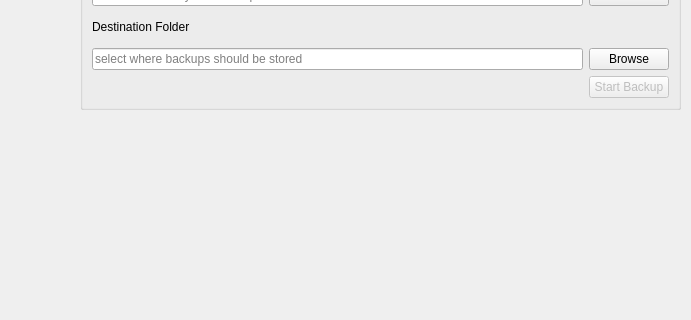
Old version of the form mainwindow.ui in the repository Anotidagd/cpp-qt-smart-backup-manager; both pictures show x 0 to 691 and y 191 to 511 of the 900 by 600 pixel window.
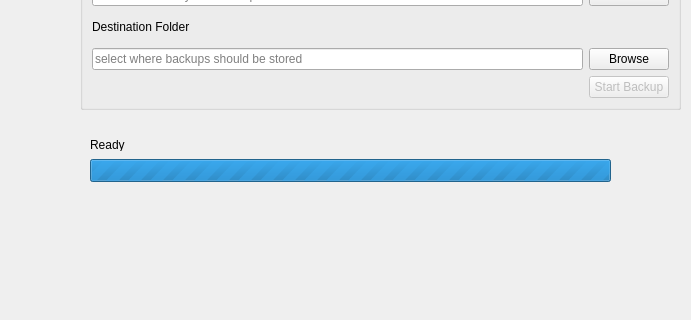
New version of the form.

Commit message: feat: add threaded backup processing with live progress

What changed in the file:
```diff
--- a/mainwindow.ui
+++ b/mainwindow.ui
@@ -119,6 +119,35 @@
      </item>
     </layout>
    </widget>
+   <widget class="QLabel" name="progressLabel">
+    <property name="geometry">
+     <rect>
+      <x>90</x>
+      <y>330</y>
+      <width>37</width>
+      <height>12</height>
+     </rect>
+    </property>
+    <property name="text">
+     <string>Ready</string>
+    </property>
+   </widget>
+   <widget class="QProgressBar" name="backupProgressBar">
+    <property name="geometry">
+     <rect>
+      <x>90</x>
+      <y>350</y>
+      <width>521</width>
+      <height>23</height>
+     </rect>
+    </property>
+    <property name="maximum">
+     <number>0</number>
+    </property>
+    <property name="value">
+     <number>0</number>
+    </property>
+   </widget>
   </widget>
   <widget class="QMenuBar" name="menubar">
    <property name="geometry">
```
The commit also changes 26 other files.
